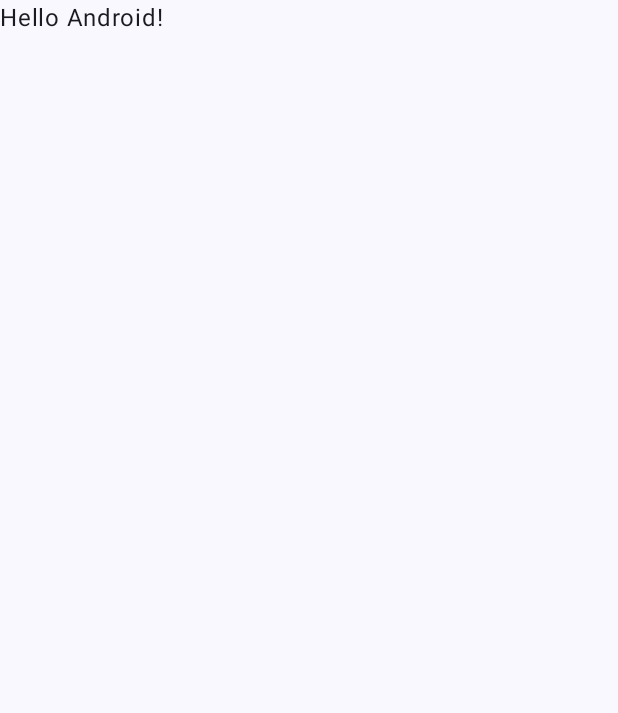
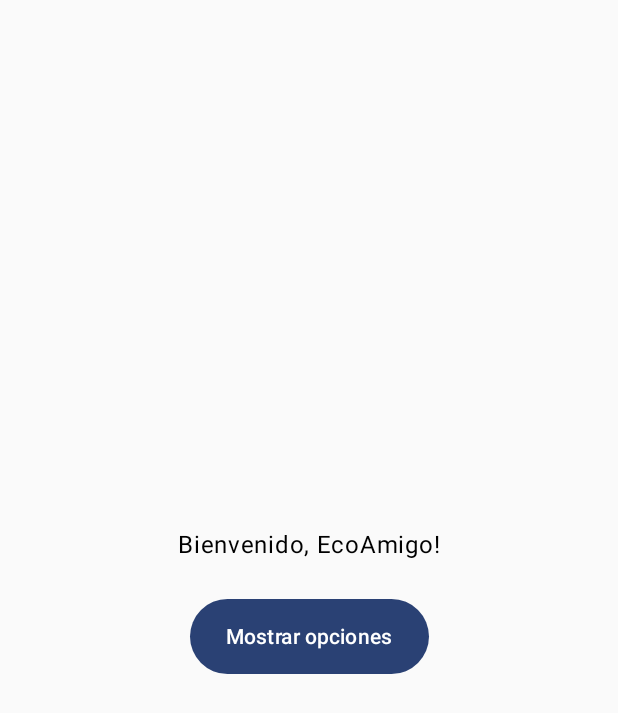
Before and after one commit to paatriksirbu/ReciclajeEventos, an Android app built with Jetpack Compose: the screen it shows after launch (MainActivity), on a phone screen of 412 x 824 dp. Before the commit the part shown is almost empty. Shown: the top 713 px of the screen. Run offline under Robolectric (Android 15) with nearby library versions, the phone set to English and light mode, and no system bars.

Commit message:
Primera fase del MainActivity.kt donde creamos un boton que nos muestra las opciones a elegir.

```diff
--- a/app/build.gradle.kts
+++ b/app/build.gradle.kts
@@ -59,6 +59,7 @@ dependencies {
     implementation(libs.androidx.ui.graphics)
     implementation(libs.androidx.ui.tooling.preview)
     implementation(libs.androidx.material3)
+    implementation(libs.androidx.navigation.compose)
     testImplementation(libs.junit)
     androidTestImplementation(libs.androidx.junit)
     androidTestImplementation(libs.androidx.espresso.core)
--- a/app/src/main/java/com/example/reciclajeeventos/MainActivity.kt
+++ b/app/src/main/java/com/example/reciclajeeventos/MainActivity.kt
@@ -1,47 +1,98 @@
 package com.example.reciclajeeventos
 
 import android.os.Bundle
+import android.widget.Button
 import androidx.activity.ComponentActivity
 import androidx.activity.compose.setContent
 import androidx.activity.enableEdgeToEdge
+import androidx.compose.foundation.layout.Arrangement
+import androidx.compose.foundation.layout.Column
+import androidx.compose.foundation.layout.Spacer
 import androidx.compose.foundation.layout.fillMaxSize
+import androidx.compose.foundation.layout.height
 import androidx.compose.foundation.layout.padding
+import androidx.compose.material3.Button
 import androidx.compose.material3.Scaffold
 import androidx.compose.material3.Text
 import androidx.compose.runtime.Composable
+import androidx.compose.runtime.getValue
+import androidx.compose.runtime.mutableStateOf
+import androidx.compose.runtime.remember
+import androidx.compose.runtime.setValue
+import androidx.compose.ui.Alignment
 import androidx.compose.ui.Modifier
 import androidx.compose.ui.tooling.preview.Preview
+import androidx.compose.ui.unit.dp
+import androidx.navigation.NavController
+import androidx.navigation.compose.rememberNavController
+
 import com.example.reciclajeeventos.ui.theme.ReciclajeEventosTheme
+import java.security.AccessController
 
 class MainActivity : ComponentActivity() {
+
     override fun onCreate(savedInstanceState: Bundle?) {
         super.onCreate(savedInstanceState)
         enableEdgeToEdge()
         setContent {
             ReciclajeEventosTheme {
-                Scaffold(modifier = Modifier.fillMaxSize()) { innerPadding ->
-                    Greeting(
-                        name = "Android",
-                        modifier = Modifier.padding(innerPadding)
-                    )
-                }
+                val navController = rememberNavController()
+                PantallaPrincipal(navController)
+
             }
         }
     }
 }
 
 @Composable
-fun Greeting(name: String, modifier: Modifier = Modifier) {
-    Text(
-        text = "Hello $name!",
-        modifier = modifier
-    )
+fun PantallaPrincipal(navController: NavController) {
+
+    var showButtons by remember { mutableStateOf(false) }
+    Column(
+        modifier = Modifier.fillMaxSize().padding(16.dp),
+        horizontalAlignment = Alignment.CenterHorizontally,
+        verticalArrangement = Arrangement.Center
+    ) {
+        Text(text = "Bienvenido, EcoAmigo!")
+        Spacer(modifier = Modifier.height(16.dp))
+
+        //Creamos un boton principal para mostrar las opciones
+
+        if(!showButtons) {
+            Button(
+                onClick = { showButtons = true },
+                modifier = Modifier.padding(vertical = 8.dp).height(50.dp)
+            ) {
+                Text(text = "Mostrar opciones")
+            }
+            Spacer(modifier = Modifier.height(16.dp))
+        }
+        if (showButtons){
+            Button(onClick = {navController.navigate("calendar")}) {
+                Text(text = "Calendario")
+            }
+            Spacer(modifier = Modifier.height(16.dp))
+
+            Button(onClick = {navController.navigate("mapa")}) {
+                Text(text = "Mapa")
+            }
+            Spacer(modifier = Modifier.height(16.dp))
+
+            Button(onClick = {navController.navigate("estadisticas")}) {
+                Text(text = "Estadisticas")
+            }
+            Spacer(modifier = Modifier.height(16.dp))
+        }
+        }
+
 }
 
 @Preview(showBackground = true)
 @Composable
 fun GreetingPreview() {
     ReciclajeEventosTheme {
-        Greeting("Android")
+        val navController = rememberNavController()
+        PantallaPrincipal(navController)
+
     }
 }
--- a/gradle/libs.versions.toml
+++ b/gradle/libs.versions.toml
@@ -8,6 +8,7 @@ espressoCore = "3.6.1"
 lifecycleRuntimeKtx = "2.8.6"
 activityCompose = "1.9.2"
 composeBom = "2024.04.01"
+navigationCompose = "2.8.1"
 
 [libraries]
 androidx-core-ktx = { group = "androidx.core", name = "core-ktx", version.ref = "coreKtx" }
@@ -24,6 +25,7 @@ androidx-ui-tooling-preview = { group = "androidx.compose.ui", name = "ui-toolin
 androidx-ui-test-manifest = { group = "androidx.compose.ui", name = "ui-test-manifest" }
 androidx-ui-test-junit4 = { group = "androidx.compose.ui", name = "ui-test-junit4" }
 androidx-material3 = { group = "androidx.compose.material3", name = "material3" }
+androidx-navigation-compose = { group = "androidx.navigation", name = "navigation-compose", version.ref = "navigationCompose" }
 
 [plugins]
 android-application = { id = "com.android.application", version.ref = "agp" }
```
